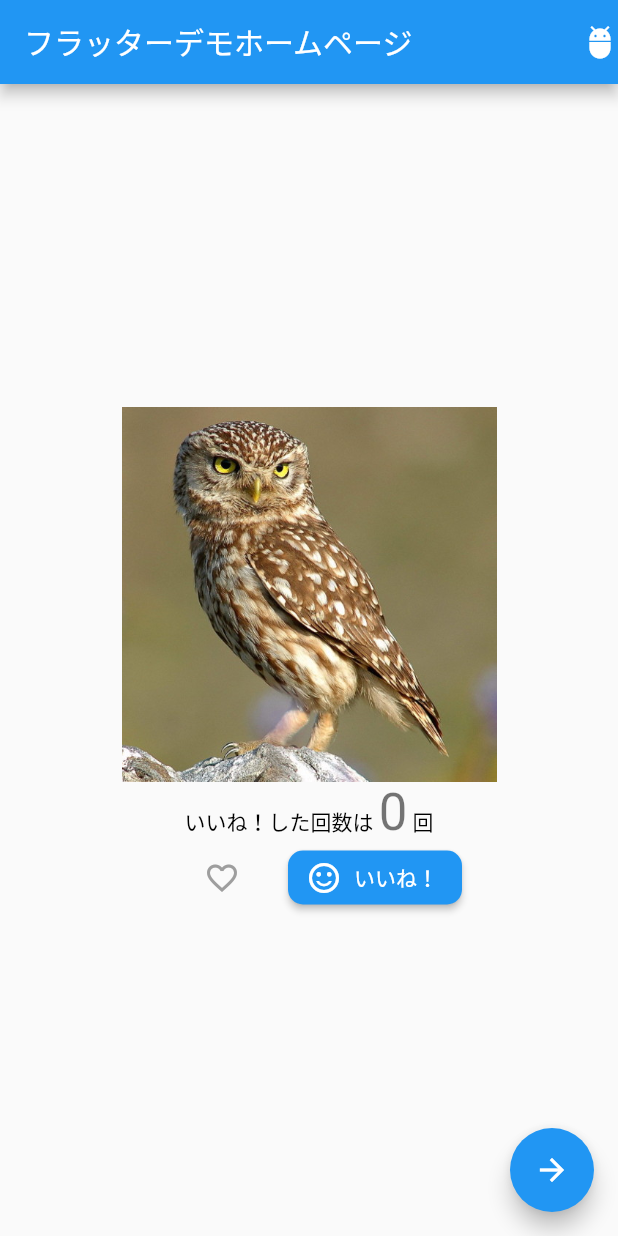
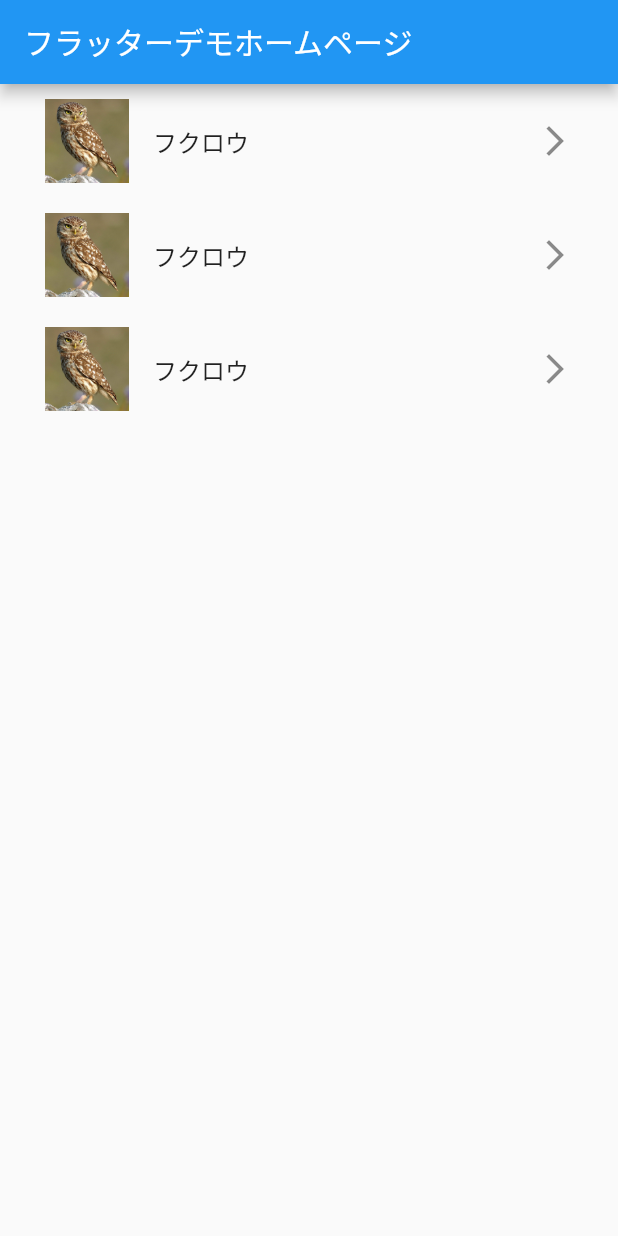
Before and after one commit to NorthPaddy/flutter_demo_app, a Flutter app: the screen it shows after launch, on a phone screen of 412 x 824 dp. Run offline on Flutter 3.47's test engine with Material 2 defaults, Android fonts, the phone set to English and light mode, and no system bars.

Commit message:
メインページのリスト化(#28)

```diff
--- a/lib/main.dart
+++ b/lib/main.dart
@@ -9,122 +9,75 @@ void main() {
 class MyApp extends StatelessWidget {
   @override
   Widget build(BuildContext context) {
+    final title = 'フラッターデモホームページ';
+
     return MaterialApp(
         debugShowCheckedModeBanner: false,
-      title: 'Flutter Demo',
+        title: title,
         theme: ThemeData(
           primarySwatch: Colors.blue,
           visualDensity: VisualDensity.adaptivePlatformDensity,
         ),
-      home: MyHomePage(title: 'Flutter Demo Home Page'),
-    );
+        home: MainPage());
   }
 }
 
-class MyHomePage extends StatefulWidget {
-  MyHomePage({Key key, this.title}) : super(key: key);
-
-  final String title;
-
-  @override
-  _MyHomePageState createState() => _MyHomePageState();
-}
-
-class _MyHomePageState extends State<MyHomePage> {
-  int _counter = 0;
-
-  void _incrementCounter() {
-    setState(() {
-      _counter++;
-    });
-  }
-
-  bool favorite;
-
+class MainPage extends StatelessWidget {
   @override
   Widget build(BuildContext context) {
     return Scaffold(
       appBar: AppBar(
-        title: Text("フラッターデモホームページ"),
-        actions: [
-          Icon(Icons.adb_outlined),
-        ],
+        title: Text('フラッターデモホームページ'),
       ),
-      body: Container(
-        child: Center(
-          child: Column(mainAxisSize: MainAxisSize.min, children: [
-            // Image.network(
-            //   'https://flutter.github.io/assets-for-api-docs/assets/widgets/owl.jpg',
-            // ),
-            Image.asset(
+      body: Padding(
+        padding: EdgeInsets.symmetric(horizontal: 20),
+        child: ListView(
+          children: <Widget>[
+            ListTile(
+              contentPadding: EdgeInsets.all(10.0),
+              leading: Image.asset(
                 'images/owl.jpg',
-              height: 250,
-              width: 250,
               ),
-            Row(
-              mainAxisAlignment: MainAxisAlignment.center,
-              children: <Widget>[
-                RichText(
-                  textScaleFactor: MediaQuery.of(context).textScaleFactor,
-                  text: TextSpan(
-                    style: TextStyle(color: Colors.black),
-                    children: <TextSpan>[
-                      TextSpan(text: 'いいね！した回数は '),
-                      TextSpan(
-                          text: '$_counter',
-                          style: Theme.of(context).textTheme.headline4),
-                      TextSpan(text: ' 回'),
-                    ],
-                  ),
-                ),
-              ],
-            ),
-            Row(
-              mainAxisAlignment: MainAxisAlignment.center,
-              children: [
-                FlatButton(
-                  child: Icon(
-                    favorite == true ? Icons.favorite : Icons.favorite_border,
-                    color: favorite == true ? Colors.red : Colors.grey,
-                  ),
-                  onPressed: () {
-                    setState(() {
-                      if (favorite != true) {
-                        //ハートが押されたときにfavoriteにtrueを代入している
-                        favorite = true;
-                      } else {
-                        favorite = false;
-                      }
-                    });
-                  },
-                ),
-                RaisedButton.icon(
-                  icon: Icon(
-                    Icons.sentiment_satisfied_alt_outlined,
-                    color: Colors.white,
-                  ),
-                  label: Text('いいね！'),
-                  color: Colors.blue,
-                  textColor: Colors.white,
-                  shape: RoundedRectangleBorder(
-                    borderRadius: BorderRadius.circular(10),
-                  ),
-                  onPressed: _incrementCounter,
-                ),
-              ],
-            ),
-          ]),
-        ),
-      ),
-      floatingActionButton: FloatingActionButton(
-        child: Icon(Icons.arrow_forward),
-        onPressed: () {
+              title: Text('フクロウ'),
+              trailing: Icon(Icons.arrow_forward_ios),
+              onTap: () {
                 Navigator.push(
                   context,
                   MaterialPageRoute(builder: (context) => NextPage()),
                 );
               },
             ),
+            ListTile(
+              contentPadding: EdgeInsets.all(10.0),
+              leading: Image.asset(
+                'images/owl.jpg',
+              ),
+              title: Text('フクロウ'),
+              trailing: Icon(Icons.arrow_forward_ios),
+              onTap: () {
+                Navigator.push(
+                  context,
+                  MaterialPageRoute(builder: (context) => NextPage()),
+                );
+              },
+            ),
+            ListTile(
+              contentPadding: EdgeInsets.all(10.0),
+              leading: Image.asset(
+                'images/owl.jpg',
+              ),
+              title: Text('フクロウ'),
+              trailing: Icon(Icons.arrow_forward_ios),
+              onTap: () {
+                Navigator.push(
+                  context,
+                  MaterialPageRoute(builder: (context) => NextPage()),
+                );
+              },
+            ),
+          ],
+        ),
+      ),
     );
   }
 }
```
Lines whose indentation alone changed are shown as unchanged.
